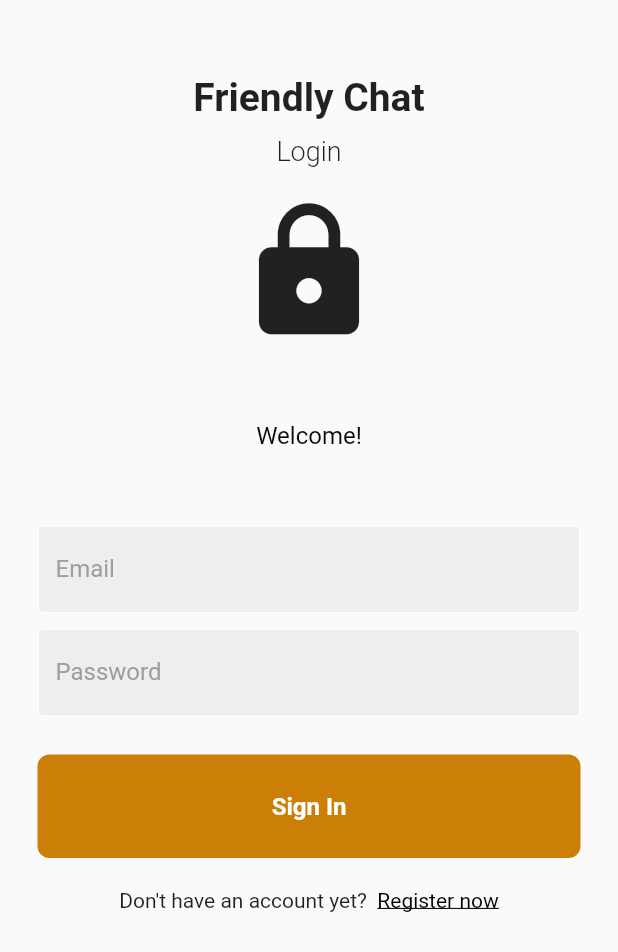
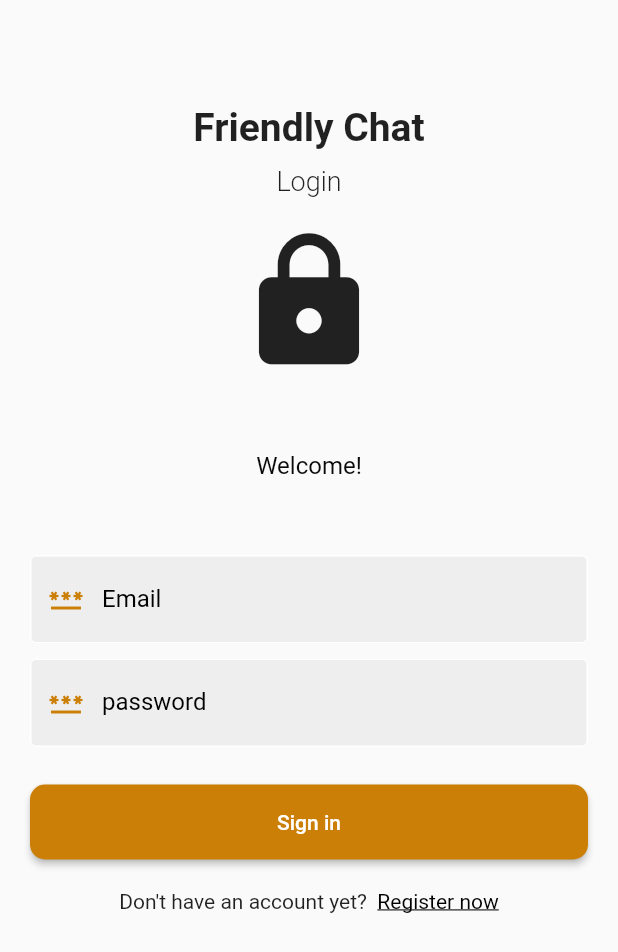
Before and after one commit to Sumeshstha/friendly_chats, a Flutter app: the screen it shows after launch, on a phone screen of 412 x 824 dp. Shown: the top 952 px of the screen. Run offline on Flutter 3.47's test engine with Material 2 defaults, Android fonts, the light colour scheme and no system bars; our stand-ins replace cloud_firestore, firebase_auth, firebase_core, shared_preferences; missing offline and left inert: dart:html; accounts and stored records are empty.

Commit message:
Login page backend

```diff
--- a/lib/Components/my_button.dart
+++ b/lib/Components/my_button.dart
@@ -8,7 +8,7 @@ class MyButton extends StatelessWidget {
 
   @override
   Widget build(BuildContext context) {
-    return GestureDetector(
+    return InkWell(
       onTap: onTap,
       child: Container(
         padding: const EdgeInsets.all(25),
--- a/lib/Widgets/main.dart
+++ b/lib/Widgets/main.dart
@@ -47,12 +47,17 @@ class _chatappState extends State<chatapp>
     getUserLoggedInStatus();
     super.initState();
   }
+  bool? _isSignedIn= false;
 getUserLoggedInStatus() async {
   await HelperFunction.getUserLoggedInStatus().then((value){
-    _isSignedIn = value;
+      if(value != null){
+        setState(() {
+          _isSignedIn = value;
+        });
+      }
   });
   }
-  bool? _isSignedIn= false;
+
       @override
       Widget build(BuildContext context)
       {
--- a/lib/Widgets/widgets.dart
+++ b/lib/Widgets/widgets.dart
@@ -16,7 +16,8 @@ void showSnackBar (context, errorMessage, color){
 
 
 const textInputDecoration = InputDecoration(
-  fillColor: Color.fromARGB(255, 216, 214, 214),
+  filled: true,
+  fillColor: Color.fromARGB(255, 238, 238, 238),
   labelStyle: TextStyle(color: Colors.black),
   focusedBorder: OutlineInputBorder(
     borderSide: BorderSide(
--- a/lib/pages/Homepage.dart
+++ b/lib/pages/Homepage.dart
@@ -4,6 +4,8 @@ import 'package:flutter/material.dart';
 // ignore: unused_import
 import 'package:flutter/physics.dart';
 import 'package:friendly_chat/Widgets/widgets.dart';
+import 'package:friendly_chat/helper/helper_function.dart';
+import 'package:friendly_chat/services/auth_service.dart';
 import 'login.dart';
 import 'Search_page.dart';
 // ignore: duplicate_import
@@ -21,8 +23,7 @@ class _HomePageState extends State<HomePage> {
   List<String> arrNames= ["one", 'two', 'three', '4', '5', '6'];
   String userName = "";
   String email = "";
-  Stream? groups;
-  String groupName = "";
+  AuthService authService = AuthService();
 
 
   get centerTitle => null;
@@ -88,6 +89,7 @@ class _HomePageState extends State<HomePage> {
               ),
               ListTile(
                 onTap: () {
+                  authService.logout();
                   goto(context, LoginPage());
                 },
                 selected: true,
--- a/lib/pages/login.dart
+++ b/lib/pages/login.dart
@@ -1,32 +1,45 @@
+import 'dart:html';
+
 import 'package:flutter/gestures.dart';
 import 'package:flutter/material.dart';
+import 'package:friendly_chat/helper/helper_function.dart';
+import 'package:friendly_chat/pages/Homepage.dart';
 import 'package:friendly_chat/pages/register.dart';
-import '../Widgets/widgets.dart';
-import 'Homepage.dart';
+import 'package:friendly_chat/services/auth_service.dart';
+import 'package:friendly_chat/services/database_service.dart';
+// ignore: depend_on_referenced_packages
+import 'package:firebase_auth/firebase_auth.dart';
 import '../Components/my_button.dart';
 import '../Components/my_textfield.dart';
-import '../Components/square_tile.dart';
+import '../Widgets/widgets.dart';
+import 'package:cloud_firestore/cloud_firestore.dart';
 
 
-class LoginPage extends StatelessWidget {
-  LoginPage({super.key});
-  bool _isLoading = false;
+
+class LoginPage extends StatefulWidget {
+  const LoginPage({super.key});
+
+  @override
+  State<LoginPage> createState() => _LoginPageState();
+}
+
+class _LoginPageState extends State<LoginPage> {
   String? email;
   String? password;
+  bool _isLoading = false;
   final formkey = GlobalKey<FormState>();
-  void signUserIn() {}
-
+  AuthService authService = AuthService();
   @override
   Widget build(BuildContext context) {
     return Scaffold(
-
        body:   _isLoading? Center(child: CircularProgressIndicator()): SingleChildScrollView(
+          child: Padding(
+            padding:const EdgeInsets.symmetric(vertical: 70, horizontal: 20),
             child: Form(
               key: formkey,
               child: SafeArea(
                 child: Center(
                   child: Column(mainAxisAlignment: MainAxisAlignment.center, children: [
-                                  const SizedBox(height: 50),
                                     const Text("Friendly Chat", style: TextStyle(fontSize: 26, fontWeight: FontWeight.bold)),
                                     const SizedBox(height:10),
                                     const Text("Login", style: TextStyle(fontSize: 18, fontWeight: FontWeight.w300)),
@@ -49,33 +62,61 @@ class LoginPage extends StatelessWidget {
                                     // username
                                     const SizedBox(height: 50,),
 
-                                   MyTextField(
-                                    controller: email,
-                                    lableText: 'Email',
+                                    TextFormField(
                     obscureText: false,
+                    decoration: textInputDecoration.copyWith(
+                      fillColor: Colors.grey.shade200,
+                      labelText: "Email",
+                      prefixIcon: Icon(Icons.password, color:Theme.of(context).primaryColor)
+                    ),
+                    onChanged: (value){
+                      setState(() {
+                        email= value;
+                      });
+                    },
                     validator: (email){
-                                      return RegExp(r"^[a-zA-Z0-9.a-zA-Z0-9.!#$%&'*+-/=?^_`{|}~]+@[a-zA-Z0-9]+\.[a-zA-Z]+").hasMatch(email)? null : "Please enter valid email";
+                      return RegExp(r"^[a-zA-Z0-9.a-zA-Z0-9.!#$%&'*+-/=?^_`{|}~]+@[a-zA-Z0-9]+\.[a-zA-Z]+").hasMatch(email!) ? null : "Please enter valid email";
                     }
                   ),
 
                                     const SizedBox(height: 10),
 
                                     // password
-                                  MyTextField(
-                                    controller: password,
-                                    lableText: 'Password',
+                                    TextFormField(
                     obscureText: true,
-                                    validator: (password){
-                                      return password.length >8 ? null : "Password must be 8 characters long";
-                                    }
+                    decoration: textInputDecoration.copyWith(
+                      labelText: "password",
+                      prefixIcon: Icon(Icons.password, color:Theme.of(context).primaryColor)
+                    ),
+                    onChanged: (value){
+                      setState(() {
+                        password= value;
+                      });
+                    },
+                    validator:(value) {
+                      return value!.length> 8 ? null: "Password must be 8 characters long";
+                    },
                   ),
 
                                     const SizedBox(height: 25),
 
                                     // sign in button
-                                  MyButton(
-                                    text:"Sign In",
-                      onTap: () => Navigator.push(context, MaterialPageRoute(builder: (context)=>HomePage()))
+                                     SizedBox(
+                    width: double.infinity,
+                    height: 50,
+
+                    child: ElevatedButton(
+
+                      style: ElevatedButton.styleFrom(
+                        backgroundColor: Theme.of(context).primaryColor,
+                        shape: RoundedRectangleBorder(borderRadius: BorderRadius.circular(10))
+                      ),
+
+
+                      onPressed: (){
+                        login();
+                      },
+                      child: Text("Sign in")),
                   ),
                                     const SizedBox(height: 20),
                                      Text.rich(TextSpan(
@@ -97,7 +138,31 @@ class LoginPage extends StatelessWidget {
                 ),
               ),
           ),
+        ),
     );
   }
-
+  login()async {
+    if(formkey.currentState!.validate()){
+      setState(() {
+        _isLoading = true;
+      });
+      await authService.login(email!, password!).then((value) async {
+        if(value != null){
+          QuerySnapshot snapshot=  await DatabaseService(uid:FirebaseAuth.instance.currentUser!.uid).getUserData(email!);
+          await HelperFunction.saveLoggedInStatus(true);
+          await HelperFunction.saveUserEmail(email!);
+          await HelperFunction.saveUserName(
+            snapshot.docs[0]["userName"]
+          );
+          goto(context, HomePage());
         }
+        else {
+          showSnackBar(context, value, Colors.red);
+          setState(() {
+            _isLoading = false;
+          });
+        }
+      });
+    }
+  }
+}
--- a/lib/pages/register.dart
+++ b/lib/pages/register.dart
@@ -105,8 +105,9 @@ class _RegisterState extends State<Register> {
                     onPressed: (){
                       register();
                     },
-                    child: Text("Sign in")),
+                    child: Text("Sign up")),
                 ),
+                const SizedBox(height: 20),
                 Text.rich(TextSpan(
                   text: "Already have an account?  ",
                   style: const TextStyle(fontSize: 14),
--- a/lib/services/database_service.dart
+++ b/lib/services/database_service.dart
@@ -14,4 +14,10 @@ Future updateUserData(String userName, String email, String password) async{
     "friends": []
   });
 }
+
+Future getUserData(String email)async {
+  QuerySnapshot snapshot = await userCollection.where("email" , isEqualTo: email).get();
+  return snapshot;
 }
+
+}
```
Also changed, not shown: lib/services/auth_service.dart (+28 -0 lines). Lines whose indentation alone changed are shown as unchanged.
